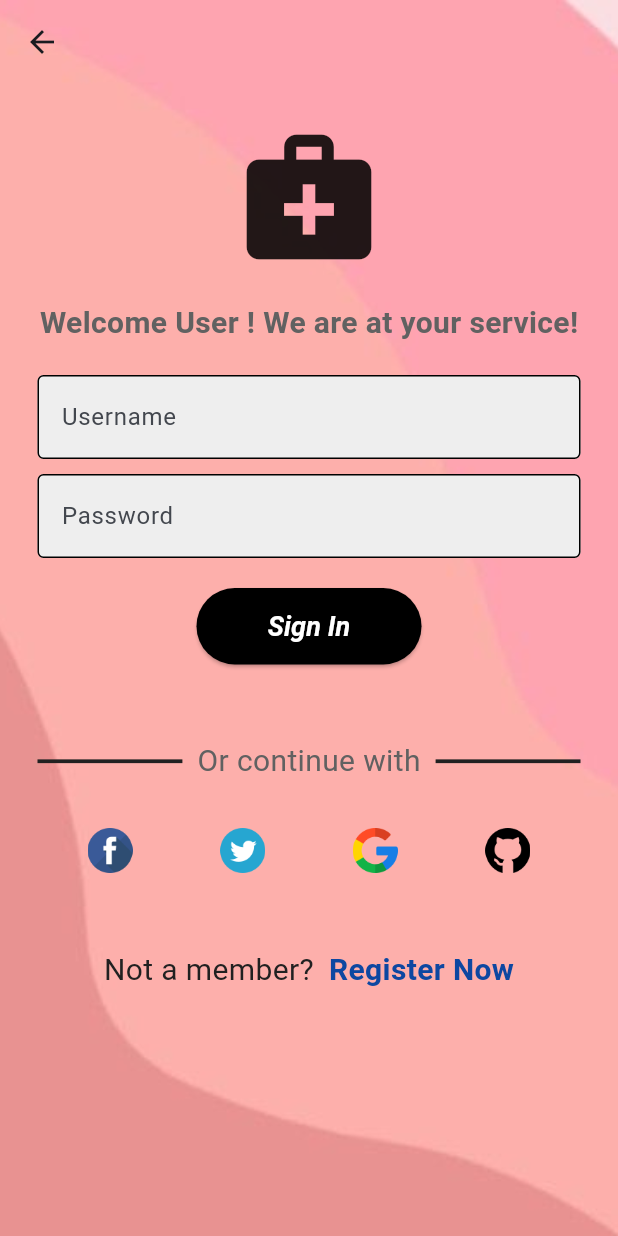
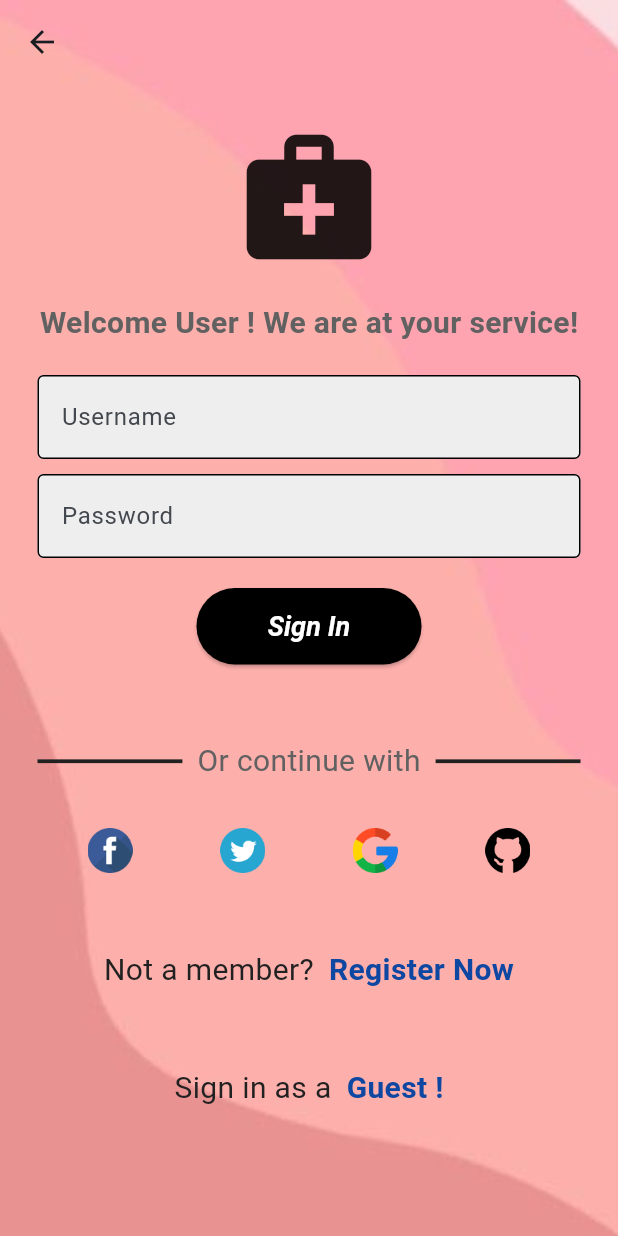
Before and after one commit to Samiul-7/Main_project, a Flutter app: what login_page() shows on an empty page, opened directly, on a phone screen of 412 x 824 dp. Run offline on Flutter 3.47's test engine with Material 3 defaults, Android fonts, the phone set to English and light mode, and no system bars; our stand-ins replace cloud_firestore, firebase_auth, firebase_core, flutter_spinkit; missing offline and left inert: animated_switch; accounts and stored records are empty.

Commit message:
Sign in as guest

```diff
--- a/lib/login_page.dart
+++ b/lib/login_page.dart
@@ -192,6 +192,7 @@ class _login_pageState extends State<login_page> {
             ),
 
             SizedBox(height: 50,),
+
             ////////////////////////////////////////////not a member? register now
             Row(
               mainAxisAlignment: MainAxisAlignment.center,
@@ -211,7 +212,27 @@ class _login_pageState extends State<login_page> {
                 ),
               ],
             ),
+            SizedBox(height: 50,),
+            Row(
+              mainAxisAlignment: MainAxisAlignment.center,
+              children: [
+                Text('Sign in as a',
+                  style: TextStyle(color: Colors.grey.shade900,fontSize: 20),
+                ),
+                SizedBox(width:10,),
+                GestureDetector(
+                  child: Text('Guest !',
+                    style: TextStyle(color: Colors.blue.shade900,fontWeight: FontWeight.bold,fontSize: 20),
+                  ),
+                  onTap: (){
+                    Navigator.of(context).pushReplacement(MaterialPageRoute(
+                        builder: (_)=>home_page()));
+                  },
+                ),
+              ],
+            ),
           ],
+
         ),
       ),
     );;
```
Also changed, not shown: lib/homepage.dart (+2 -5 lines), assets/abstract.png (added).
